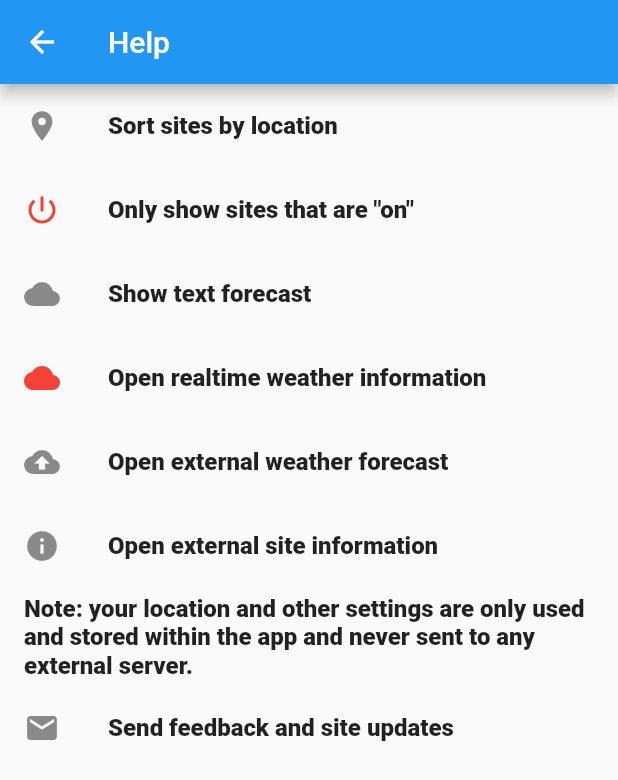
After one commit to philseeley/wheretoflyapp, a Flutter app: the HelpPage screen opened directly, on a phone screen of 412 x 824 dp. The commit adds this screen. Shown: the top 780 px of the screen. Run offline on Flutter 3.47's test engine with Material 2 defaults, Android fonts, the phone set to English and light mode, and no system bars; our stand-ins replace cached_network_image, location; missing offline and left inert: great_circle_distance; network calls fail.

Commit message:
Added help page.

```diff
--- a/lib/Data.dart
+++ b/lib/Data.dart
@@ -177,7 +177,7 @@ List<Site> parseSites(dynamic data, double latitude, double longitude) {
     num lon = s['lon'];
     var gcd = GreatCircleDistance.fromDegrees(
         latitude1: latitude, longitude1: longitude, latitude2: lat.toDouble(), longitude2: lon.toDouble());
-    double dist =gcd.haversineDistance();
+    double dist = gcd.haversineDistance();
 
     var site = Site(
       s['name'],
--- /dev/null
+++ b/lib/HelpPage.dart
@@ -0,0 +1,48 @@
+import 'package:flutter/material.dart';
+import 'package:url_launcher/url_launcher.dart';
+
+class HelpPage extends StatelessWidget {
+
+  @override
+  Widget build(BuildContext context) {
+
+    return(Scaffold(
+      appBar: AppBar(
+        title: Text("Help"),
+      ),
+      body: ListView(children: <Widget>[
+        ListTile(
+          leading: Icon(Icons.location_on),
+          title: Text("Sort sites by location"),
+        ),
+        ListTile(
+          leading: Icon(Icons.power_settings_new, color: Colors.red),
+          title: Text('Only show sites that are "on"'),
+        ),
+        ListTile(
+          leading: Icon(Icons.cloud),
+          title: Text('Show text forecast'),
+        ),
+        ListTile(
+          leading: Icon(Icons.cloud, color: Colors.red),
+          title: Text('Open realtime weather information'),
+        ),
+        ListTile(
+          leading: Icon(Icons.cloud_upload),
+          title: Text('Open external weather forecast'),
+        ),
+        ListTile(
+          leading: Icon(Icons.info),
+          title: Text('Open external site information'),
+        ),
+        ListTile(
+          title: Text('Note: your location and other settings are only used and stored within the app and never sent to any external server.')
+        ),
+        ListTile(
+          leading: Icon(Icons.email), title: Text("Send feedback and site updates"), onTap: (){
+          launch("mailto:feedback@wheretofly.info?subject=WTF Feedback");
+        }),
+      ])
+    ));
+  }
+}
--- a/lib/SettingsPage.dart
+++ b/lib/SettingsPage.dart
@@ -1,6 +1,7 @@
 import 'package:flutter/material.dart';
 import 'Data.dart';
 import 'GroupPage.dart';
+import 'HelpPage.dart';
 
 class SettingsPage extends StatefulWidget {
   final Settings settings;
@@ -96,7 +97,14 @@ class _SettingsState extends State<SettingsPage> {
     return(Scaffold(
       appBar: AppBar(
         title: Text("Settings"),
-      ),
+        actions: <Widget>[
+        IconButton(icon: Icon(Icons.help), onPressed: () {
+          Navigator.push(
+            context, MaterialPageRoute(builder: (context) {
+            return HelpPage();
+          }));
+        }),
+      ]),
       body: ListView(children: list)
     ));
   }
```
